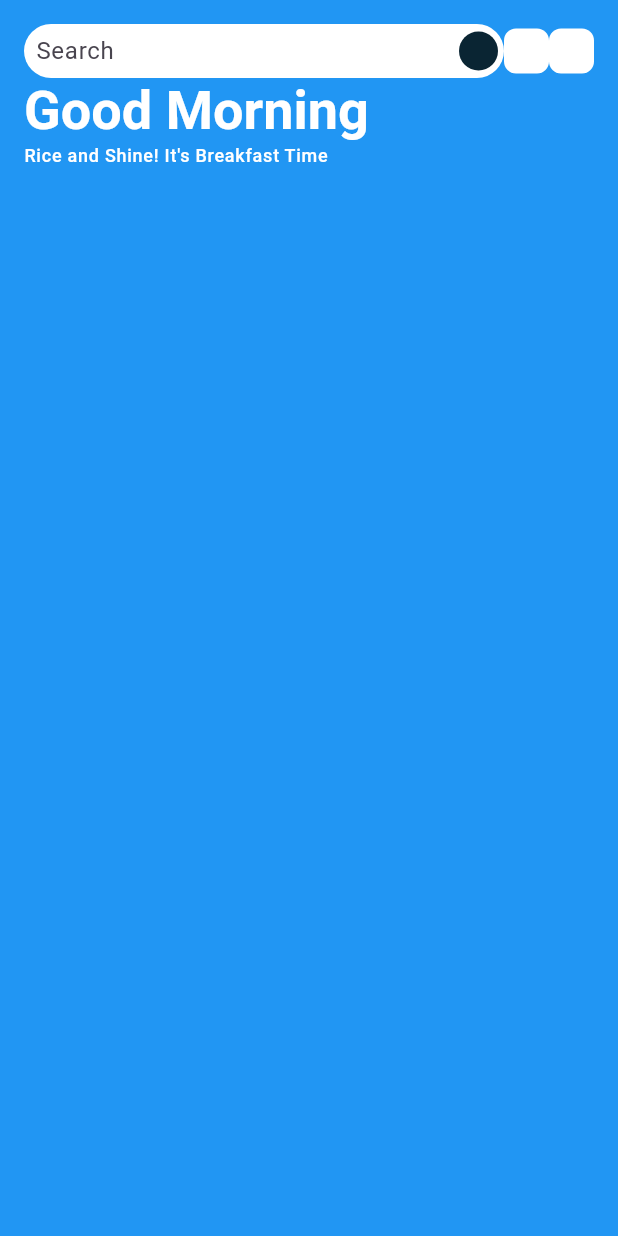
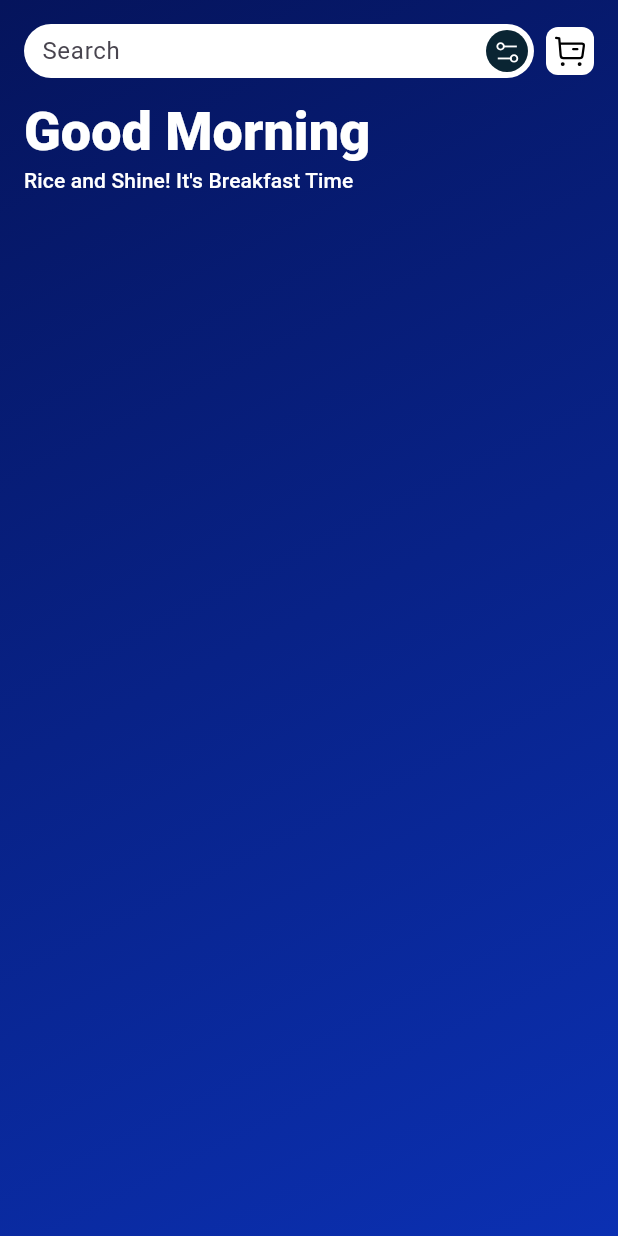
Before and after one commit to Jessepelumi/my_street_tab, a Flutter app: the HomeHeader widget shown alone on an empty page, opened directly, on a phone screen of 412 x 824 dp. Run offline on Flutter 3.47's test engine with Material 3 defaults, Android fonts, the light colour scheme and no system bars; our stand-ins replace flutter_svg, get, google_fonts.

Commit message:
created structure for the home header

```diff
--- a/lib/src/modules/views/users/home/widgets/home_header.dart
+++ b/lib/src/modules/views/users/home/widgets/home_header.dart
@@ -1,5 +1,8 @@
 import 'package:flutter/material.dart';
+import 'package:flutter_svg/svg.dart';
 import 'package:my_street_tab/src/utils/constants/color_strings.dart';
+import 'package:my_street_tab/src/utils/constants/icon_strings.dart';
+import 'package:my_street_tab/src/utils/core/sizes.dart';
 
 class HomeHeader extends StatelessWidget {
   const HomeHeader({
@@ -11,8 +14,14 @@ class HomeHeader extends StatelessWidget {
     return ClipPath(
       //clipper: CustomCurveClipper(),
       child: Container(
-        padding: const EdgeInsets.all(16),
-        decoration: const BoxDecoration(color: Colors.blue),
+        padding: const EdgeInsets.all(medium),
+        decoration: const BoxDecoration(
+          gradient: LinearGradient(
+            colors: [primary, primaryTwo],
+            begin: Alignment.topLeft,
+            end: Alignment.bottomRight,
+          ),
+        ),
         child: SafeArea(
           child: Column(
             crossAxisAlignment: CrossAxisAlignment.start,
@@ -21,10 +30,13 @@ class HomeHeader extends StatelessWidget {
                 children: [
                   Expanded(
                     child: Container(
-                      padding: EdgeInsets.symmetric(horizontal: 4, vertical: 2),
+                      padding: const EdgeInsets.symmetric(
+                        horizontal: extraSmall,
+                        vertical: extraSmall / 2,
+                      ),
                       decoration: BoxDecoration(
                         color: white,
-                        borderRadius: BorderRadius.circular(36),
+                        borderRadius: BorderRadius.circular(smallLarge),
                       ),
                       child: Row(
                         mainAxisAlignment: MainAxisAlignment.spaceAround,
@@ -32,60 +44,69 @@ class HomeHeader extends StatelessWidget {
                           Expanded(
                             child: TextFormField(
                               cursorColor: darkText.withOpacity(0.7),
-                              cursorHeight: 16.0,
+                              cursorHeight: medium,
                               decoration: const InputDecoration(
                                 hintText: "Search",
                                 enabledBorder: InputBorder.none,
                                 focusedBorder: InputBorder.none,
                                 isDense: true,
-                                contentPadding: EdgeInsets.all(4),
+                                contentPadding: EdgeInsets.symmetric(
+                                    horizontal: small, vertical: extraSmall),
                               ),
                             ),
                           ),
                           Container(
-                            height: 26,
-                            width: 26,
                             decoration: BoxDecoration(
                               color: darkText,
-                              borderRadius: BorderRadius.circular(100),
+                              borderRadius: BorderRadius.circular(smallMedium),
+                            ),
+                            child: Padding(
+                              padding: const EdgeInsets.all(extraSmall),
+                              child: SvgPicture.asset(
+                                IconStrings.filterOutlined,
+                                colorFilter: const ColorFilter.mode(
+                                  white,
+                                  BlendMode.srcIn,
+                                ),
+                                width: 20,
+                                height: 20,
+                              ),
                             ),
                           ),
                         ],
                       ),
                     ),
                   ),
+                  const SizedBox(width: small),
                   Container(
-                    height: 30,
-                    width: 30,
                     decoration: BoxDecoration(
                       color: white,
-                      borderRadius: BorderRadius.circular(8),
+                      borderRadius: BorderRadius.circular(small),
                     ),
-                  ),
-                  Container(
-                    height: 30,
-                    width: 30,
-                    decoration: BoxDecoration(
-                      color: white,
-                      borderRadius: BorderRadius.circular(8),
+                    child: Padding(
+                      padding: const EdgeInsets.all(extraSmall),
+                      child: SvgPicture.asset(
+                        IconStrings.cartOutlined,
+                      ),
                     ),
                   ),
                 ],
               ),
+              const SizedBox(height: smallMedium),
 
               // greeting
               Text(
                 "Good Morning",
                 style: Theme.of(context).textTheme.displaySmall?.copyWith(
                       color: white,
-                      fontWeight: FontWeight.bold,
+                      fontWeight: FontWeight.w900,
                     ),
               ),
               Text(
                 "Rice and Shine! It's Breakfast Time",
                 style: Theme.of(context)
                     .textTheme
-                    .labelMedium
+                    .labelLarge
                     ?.copyWith(color: white),
               ),
             ],
```
